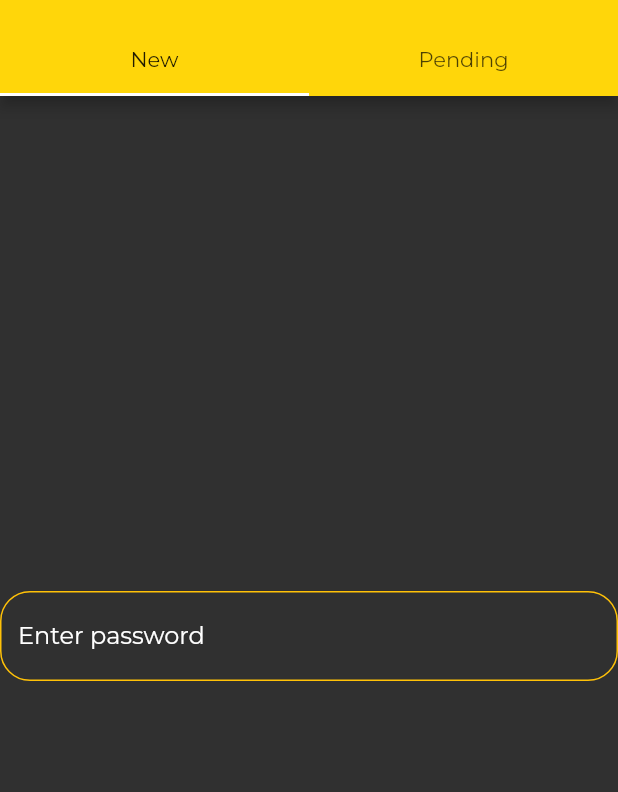
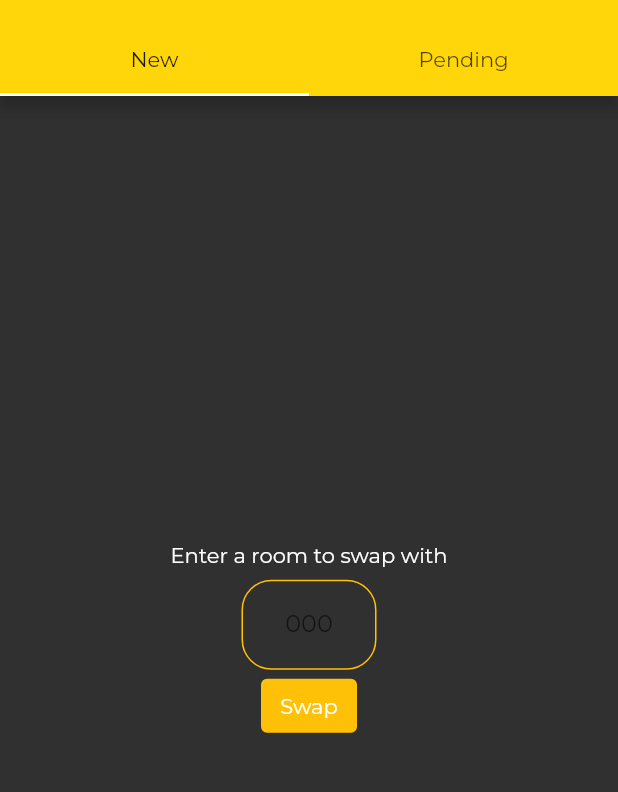
Before and after one commit to MaitreyaManohar/AllotZone, a Flutter app: the SwapRequest screen opened directly, on a phone screen of 412 x 824 dp, the part 60-852 px from its top. Run offline on Flutter 3.47's test engine with Material 2 defaults, Android fonts, the phone set to English and light mode, and no system bars; our stand-ins replace animated_splash_screen, cloud_firestore, email_validator, firebase_auth, firebase_core, page_transition; accounts and stored records are empty.

Commit message:
room to swap half done

```diff
--- a/allot_zone/lib/Components/new_swap.dart
+++ b/allot_zone/lib/Components/new_swap.dart
@@ -1,27 +1,126 @@
+import 'package:cloud_firestore/cloud_firestore.dart';
 import 'package:flutter/material.dart';
+import 'package:flutter/services.dart';
 import 'package:flutter/src/widgets/container.dart';
 import 'package:flutter/src/widgets/framework.dart';
 
 import '../Colors.dart';
 
-class NewSwap extends StatelessWidget {
+class NewSwap extends StatefulWidget {
   const NewSwap({super.key});
 
   @override
+  State<NewSwap> createState() => _NewSwapState();
+}
+
+class _NewSwapState extends State<NewSwap> {
+  Color textFieldColor = MyColors.textFieldBorder;
+  bool _roomCheck = false;
+  int room_no = 100;
+
+  void loading(BuildContext context) {
+    //Loading Progress indicator
+    showDialog(
+        context: context,
+        builder: ((context) => const Center(
+              child: CircularProgressIndicator(),
+            )));
+  }
+
+  void message(BuildContext context, String message) {
+    showDialog(
+        context: context,
+        builder: ((context) => AlertDialog(
+              content: Text(message),
+              backgroundColor: Colors.grey,
+            )));
+  }
+
+  @override
   Widget build(BuildContext context) {
-    return Center(
+    return Column(
+      mainAxisAlignment: MainAxisAlignment.center,
+      children: [
+        const Padding(
+          padding: EdgeInsets.all(8.0),
+          child: Text("Enter a room to swap with"),
+        ),
+        SizedBox(
+          width: 90,
           child: TextField(
+            onChanged: ((a) {
+              int value;
+              a.isEmpty ? value = -1 : value = int.parse(a);
 
-        obscureText: true,
+              if ((value > 499 || value < 100)) {
+                _roomCheck = false;
+                setState(() {
+                  textFieldColor = Colors.red;
+                });
+              } else {
+                _roomCheck = true;
+                room_no = value;
+                setState(() {
+                  textFieldColor = MyColors.textFieldBorder;
+                });
+              }
+            }),
+            inputFormatters: <TextInputFormatter>[
+              FilteringTextInputFormatter.allow(RegExp(r'\d')),
+              FilteringTextInputFormatter.digitsOnly
+            ],
+            textAlign: TextAlign.center,
+            keyboardType: TextInputType.number,
             decoration: InputDecoration(
+                hintText: "000",
+                focusedBorder: OutlineInputBorder(
+                  borderRadius: const BorderRadius.all(Radius.circular(20)),
+                  borderSide: BorderSide(
+                    color: textFieldColor,
+                  ),
+                ),
                 enabledBorder: OutlineInputBorder(
                   borderRadius: const BorderRadius.all(Radius.circular(20)),
                   borderSide: BorderSide(
-                  color: MyColors.textFieldBorder,
-                )),
-            labelText: "Enter password",
+                    color: textFieldColor,
+                  ),
+                ),
                 labelStyle: TextStyle(color: MyColors.textColor)),
           ),
+        ),
+        TextButton(
+          style:
+              TextButton.styleFrom(backgroundColor: MyColors.buttonBackground),
+          onPressed: () async {
+            if (!_roomCheck) {
+              message(context, "Enter a valid room number");
+            } else {
+              final roomToSwapDoc = FirebaseFirestore.instance
+                  .collection('vishwakarma')
+                  .doc(room_no.toString());
+              loading(context);
+              final roomToSwapData = await roomToSwapDoc.get();
+              Navigator.of(context).pop();
+              if (roomToSwapData.data()!['isAvailable']) {
+                message(context, "Room $room_no has not been occupied");
+              } else {
+                final List residents = roomToSwapData.data()!['residents'];
+                final requestSwapDoc1 = FirebaseFirestore.instance
+                    .collection('users')
+                    .doc(residents[0]);
+                final requestSwapDoc2 = FirebaseFirestore.instance
+                    .collection('users')
+                    .doc(residents[1]);
+
+              }
+            }
+          },
+          child: Text(
+            'Swap',
+            style: TextStyle(color: MyColors.buttonTextColor),
+          ),
+        ),
+      ],
     );
   }
 }
```
Lines whose indentation alone changed are shown as unchanged.
